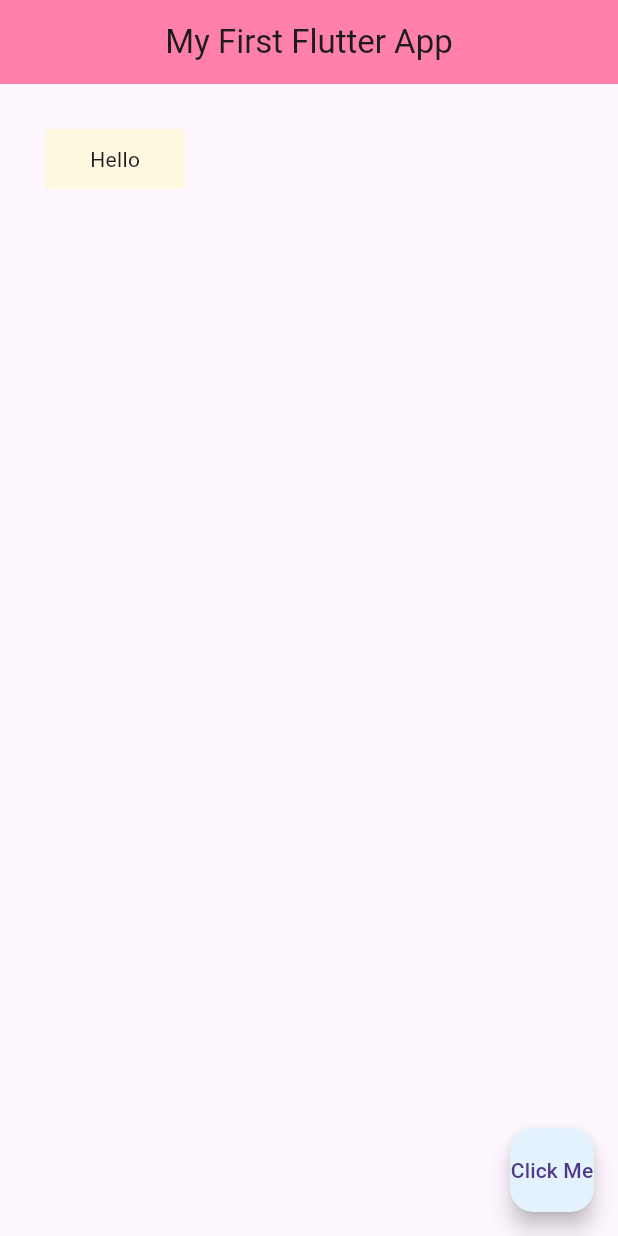
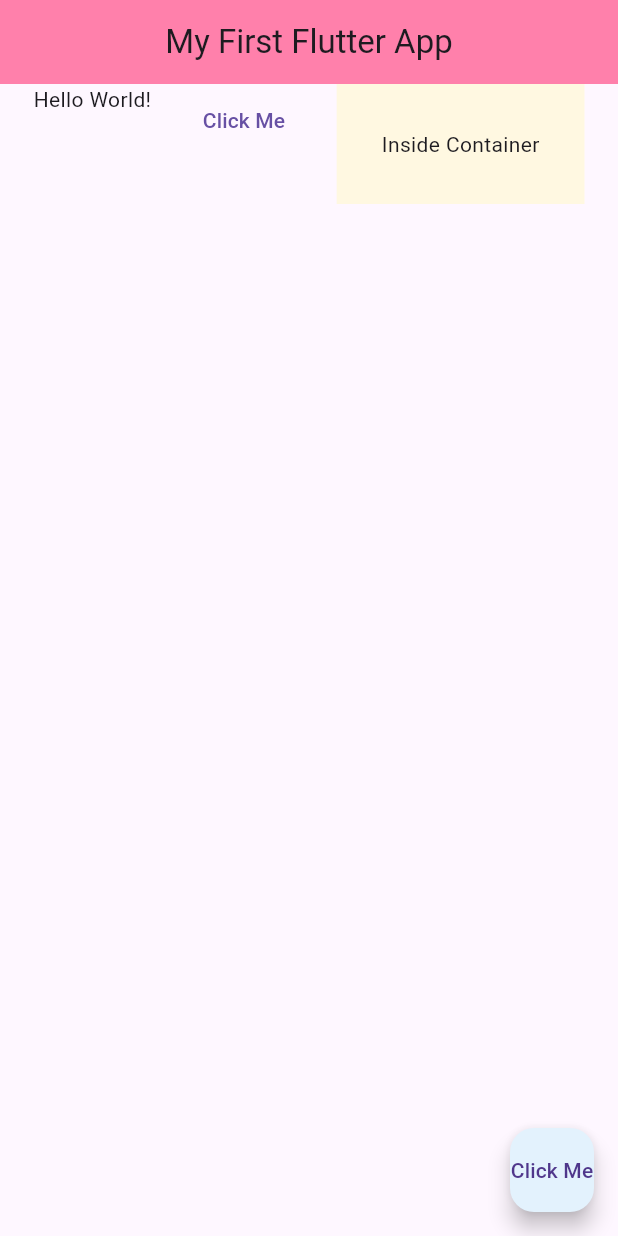
Before and after one commit to marcelindia/flutter, a Flutter app: the screen it shows after launch, on a phone screen of 412 x 824 dp. Run offline on Flutter 3.47's test engine with Material 3 defaults, Android fonts, the phone set to English and light mode, and no system bars.

Commit message:
rows and alignment

```diff
--- a/lib/main.dart
+++ b/lib/main.dart
@@ -40,11 +40,21 @@ class Home extends StatelessWidget {
       centerTitle: true,
       backgroundColor: Colors.pinkAccent[100] ,
     ),
-    body: Container(
-      padding: EdgeInsets.symmetric(horizontal: 30.0, vertical: 10.0),
-      margin: EdgeInsets.all(30.0),
-      color: Colors.amber[50],
-      child: Text('Hello'),
+    body: Row(
+      mainAxisAlignment: MainAxisAlignment.spaceEvenly ,
+      crossAxisAlignment: CrossAxisAlignment.start,
+      children: <Widget>[
+      Text('Hello World!'),
+      TextButton(
+        onPressed: ()=> {},
+         child: Text('Click Me'),
+         ),
+         Container(
+          color: Colors.amber[50],
+          padding: EdgeInsets.all(30.0),
+          child: Text('Inside Container'),
+         )
+    ],
     ),
     floatingActionButton: FloatingActionButton(
       child: Text('Click Me'),
```
